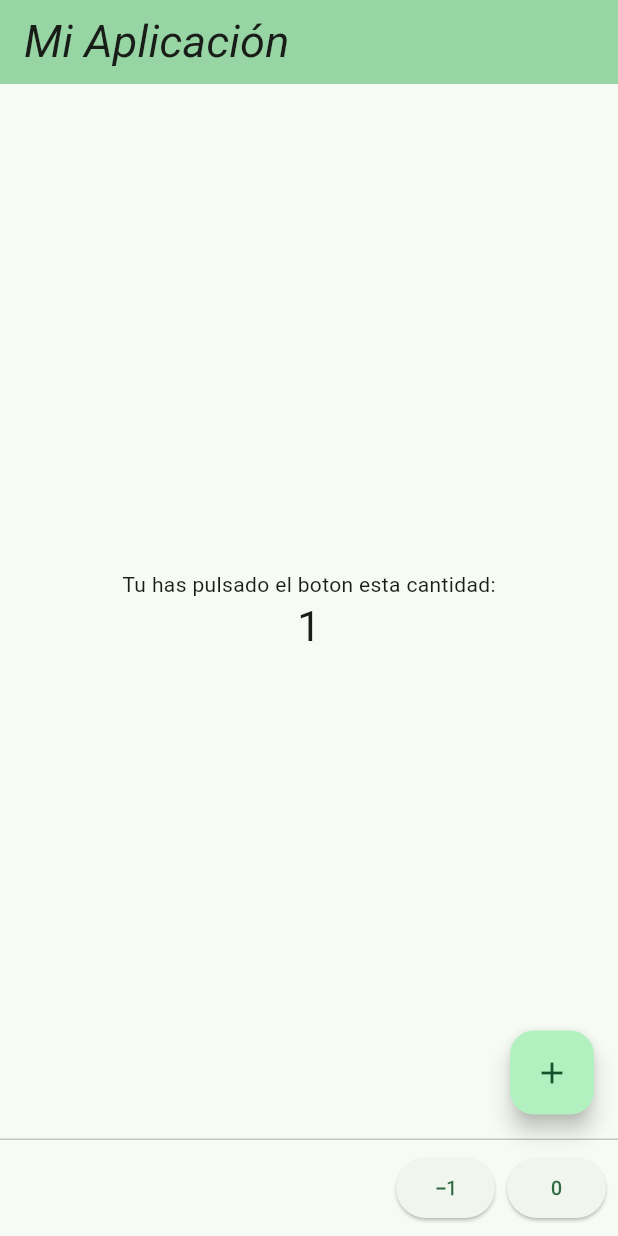
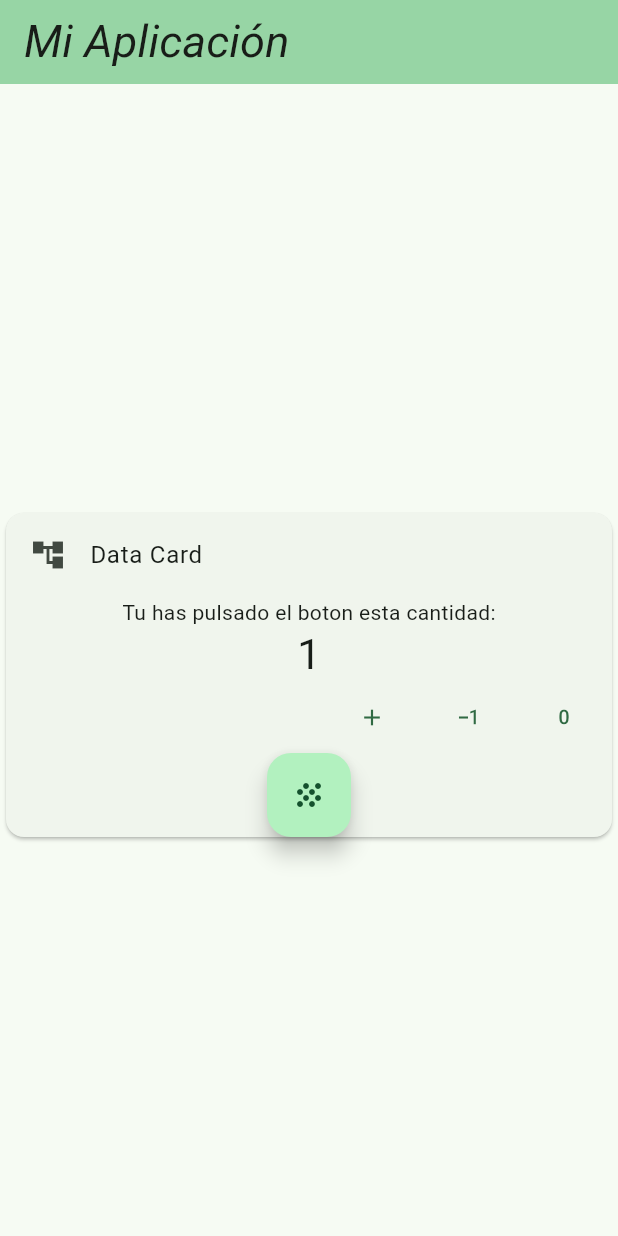
Before and after one commit to Nai144/3479A321_2022479501, a Flutter app: the screen it shows after launch, after a tap on the "add" icon, on a phone screen of 412 x 824 dp. Run offline on Flutter 3.47's test engine with Material 3 defaults, Android fonts, the phone set to English and light mode, and no system bars; our stand-ins replace flutter_svg, logger; Roboto replaces fonts that are missing (Decaydence).

Commit message:
new screen + backtolevel

```diff
--- a/lib/pages/main.dart
+++ b/lib/pages/main.dart
@@ -1,3 +1,4 @@
+
 import 'package:flutter/material.dart';
 import 'package:logger/logger.dart';
 import 'package:flutter_svg/flutter_svg.dart';
@@ -7,6 +8,8 @@ import 'package:flutter_svg/flutter_svg.dart';
 void main() {
   runApp(const MyApp());
 }
+String iconExample = 'assets/icons/icons8-app.svg';
+String statusConditionText = 'Tu has pulsado el boton esta cantidad:';
 
 class MyApp extends StatelessWidget {
   const MyApp({super.key});
@@ -41,16 +44,15 @@ class MyApp extends StatelessWidget {
   }
 }
 
+
 class MyHomePage extends StatefulWidget {
   const MyHomePage({super.key, required this.title});
-
-
-
   final String title;
-
   @override
   State<MyHomePage> createState() => _MyHomePageState();
 }
+
+
 
 class _MyHomePageState extends State<MyHomePage> {
   int _counter = 0;
@@ -58,19 +60,36 @@ class _MyHomePageState extends State<MyHomePage> {
   void _incrementCounter() {
     setState(() {
       _counter++;
-      var logger = Logger();
-      logger.d("Logger is working!");
+      if(10 <= _counter)
+      {
+        statusConditionText ='Haz Ganado!!!';
+      }
     });
   }
   void _decrementCounter() {
     setState(() {
       _counter--;
+      if(_counter <= -10)
+      {
+        statusConditionText ='Haz Perdido';
+      }
     });
   }
     void _reStarCounter() {
     setState(() {
       _counter=0;
+      var logger = Logger();
+      logger.d("Logger is working!");
     });
+  }
+  void _GoToDetailScreen(){
+      setState(() {
+        Navigator.push(context
+      , MaterialPageRoute(builder:(context)=> const DetailScreen()),
+      );
+
+    });
+
   }
 
   @override
@@ -89,28 +108,58 @@ class _MyHomePageState extends State<MyHomePage> {
         child: Column(
           mainAxisAlignment: MainAxisAlignment.center,
           children: <Widget>[
-            const Text(
-              'Tu has pulsado el boton esta cantidad:',
-            ),
-            Text(
-              '$_counter',
-              style: Theme.of(context).textTheme.headlineMedium,
-            ),
-            // const SizedBox(height: 20),
-             //SvgPicture.asset(
-              //'assets/icons/icons8-app.svg',
-              //height: 50,
-             // width: 50,
-             //)
+
+             const SizedBox(height: 20),
+            // SvgPicture.asset(
+            //  iconExample,
+            //  height: 50,
+            //  width: 50,
+           //  ),
+           Card(
+            child:Column(
+              mainAxisAlignment: MainAxisAlignment.start,
+              children: <Widget>[
+                const ListTile(
+                  leading: Icon(Icons.account_tree_sharp),
+                  title: Text('Data Card'),
+
+                ),
+                Text (
+                  statusConditionText,
+                ),
+                Text(
+                  '$_counter',
+                  style: Theme.of(context).textTheme.headlineMedium,
+                ),
+                Row(
+                  mainAxisAlignment: MainAxisAlignment.end,
+                  children: <Widget>[
+                    TextButton(
+                      onPressed: _incrementCounter,
+                      child: const Icon(Icons.add)
+                    ),
+                    TextButton(
+                      onPressed: _decrementCounter,
+                      child: const Icon(Icons.exposure_minus_1)
+                    ),
+                    TextButton(
+                      onPressed: _reStarCounter,
+                      child: const Icon(Icons.exposure_zero)
+                    ),
+                  ],
+                ),
+                FloatingActionButton(
+                onPressed: _GoToDetailScreen,
+                child: const Icon(Icons.grain_outlined),
+              ),
+              ],
+
+            )
+           )
+
           ],
         ),
       ),
-
-      floatingActionButton: _buildIncrementButton(),
-      persistentFooterButtons: [
-        _buildDecrementButton(),
-        _buildReStarButton(),
-      ],
        // This trailing comma makes auto-formatting nicer for build methods.
     );
   }
@@ -133,9 +182,31 @@ class _MyHomePageState extends State<MyHomePage> {
     return FloatingActionButton(
       onPressed: _incrementCounter,
       tooltip: 'Incrementar',
-      child: const Icon(Icons.add),
+      child: SvgPicture.asset(iconExample,width: 20,),
     );
   }
 
 
 }
+
+class DetailScreen extends StatelessWidget{
+  const DetailScreen({super.key});
+
+  void _goToMainScreen(BuildContext context){
+    Navigator.pop( context);
+  }
+  @override
+  Widget build(BuildContext context) {
+    return Scaffold(
+      appBar: AppBar(
+        title: const Text('First Screen'),
+      ),
+      body: Center(
+        child: TextButton(
+          onPressed: () => _goToMainScreen(context),
+          child: const Icon(Icons.arrow_back_ios_new_outlined),
+        ),
+      ),
+    );
+  }
+}
--- a/pubspec.yaml
+++ b/pubspec.yaml
@@ -45,6 +45,7 @@ dev_dependencies:
 flutter:
 
   uses-material-design: true
+
 assets:
   - assets/icons/icons8-app.svg
 
```
